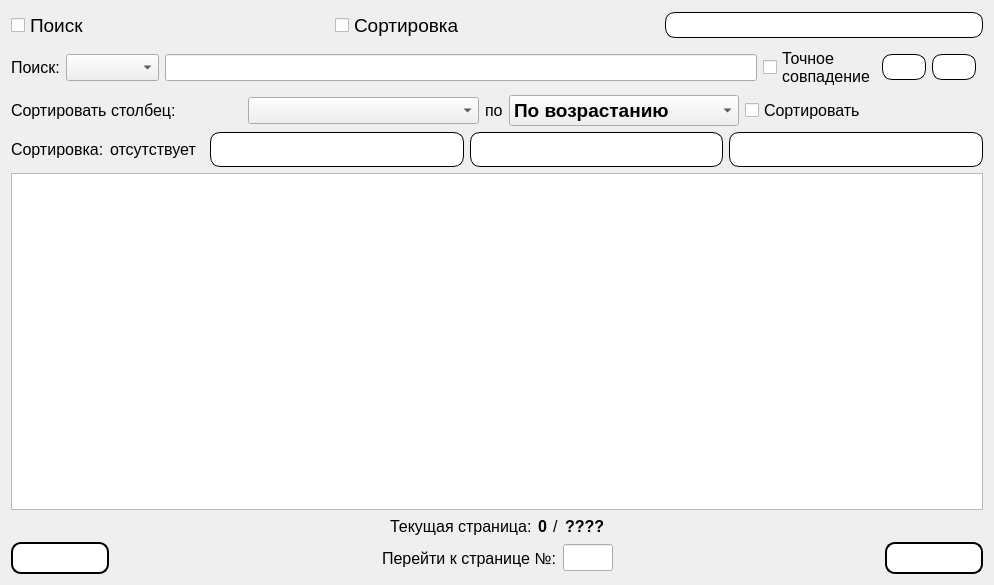
Old version of the form Gui/TabWidgets/Admin/credits.ui in the repository MyEdit/Casino_Client.
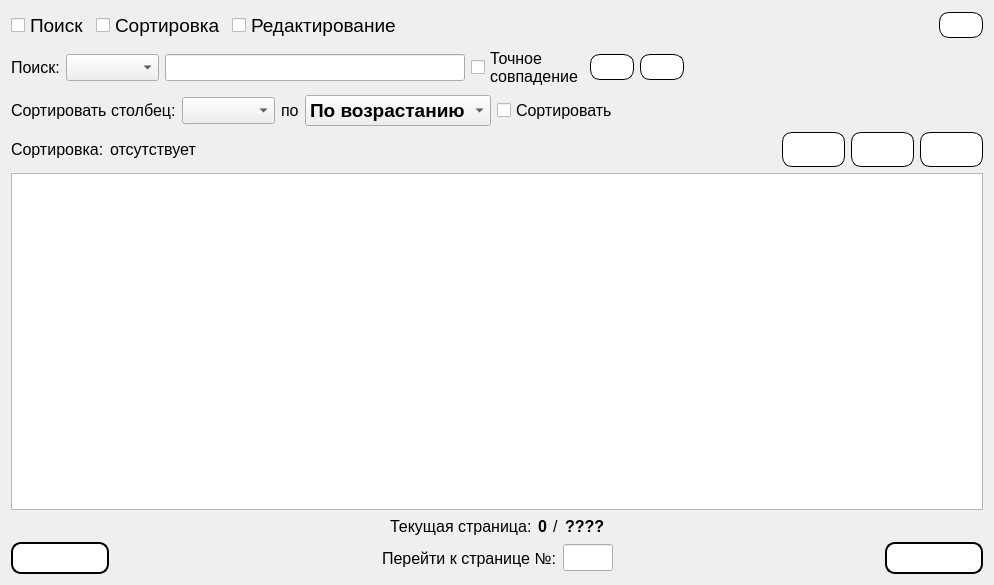
New version of the form. Icons and pictures are not drawn.

```diff
--- a/Gui/TabWidgets/Admin/credits.ui
+++ b/Gui/TabWidgets/Admin/credits.ui
@@ -42,11 +42,30 @@
        </property>
       </widget>
      </item>
+     <item>
+      <widget class="QCheckBox" name="checkBox_Editing">
+       <property name="font">
+        <font>
+         <family>Segoe UI</family>
+         <pointsize>14</pointsize>
+        </font>
+       </property>
+       <property name="text">
+        <string>Редактирование</string>
+       </property>
+      </widget>
+     </item>
      <item>
       <spacer name="horizontalSpacer_2">
        <property name="orientation">
         <enum>Qt::Horizontal</enum>
        </property>
+       <property name="sizeHint" stdset="0">
+        <size>
+         <width>0</width>
+         <height>0</height>
+        </size>
+       </property>
       </spacer>
      </item>
      <item>
@@ -212,6 +231,12 @@
        <property name="orientation">
         <enum>Qt::Horizontal</enum>
        </property>
+       <property name="sizeHint" stdset="0">
+        <size>
+         <width>0</width>
+         <height>0</height>
+        </size>
+       </property>
       </spacer>
      </item>
     </layout>
@@ -308,6 +333,12 @@
        <property name="orientation">
         <enum>Qt::Horizontal</enum>
        </property>
+       <property name="sizeHint" stdset="0">
+        <size>
+         <width>0</width>
+         <height>0</height>
+        </size>
+       </property>
       </spacer>
      </item>
     </layout>
@@ -357,6 +388,12 @@
        <property name="orientation">
         <enum>Qt::Horizontal</enum>
        </property>
+       <property name="sizeHint" stdset="0">
+        <size>
+         <width>0</width>
+         <height>0</height>
+        </size>
+       </property>
       </spacer>
      </item>
      <item>
```
